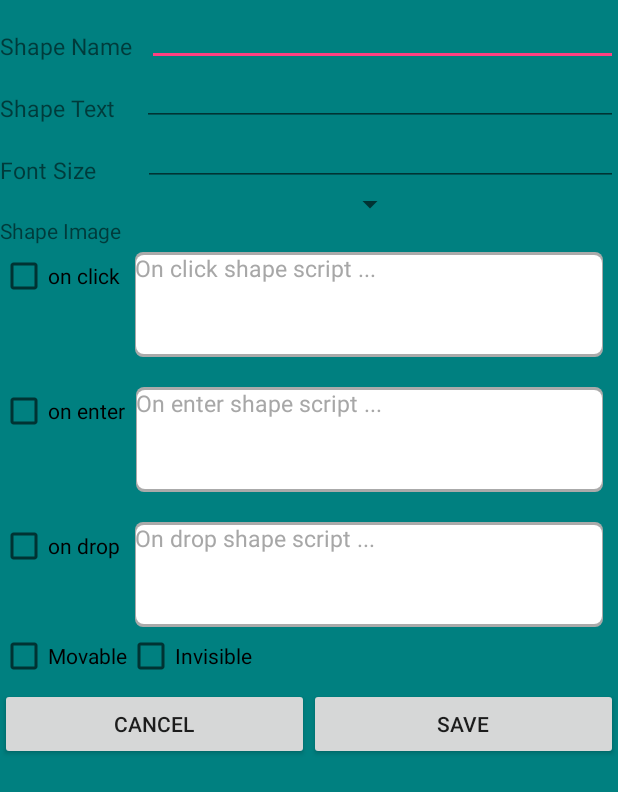
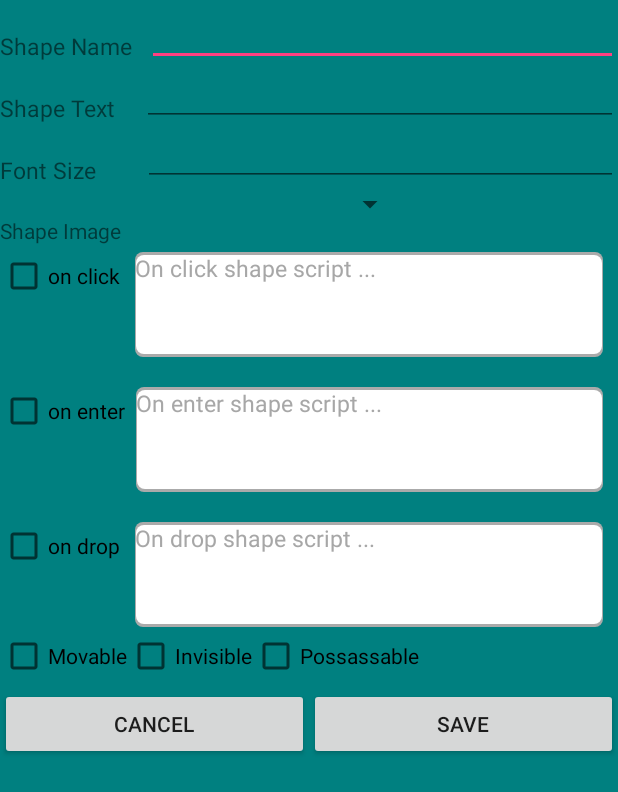
Before and after one commit to MO-Elmu/bunny-world-android-game-editor, an Android app: the layout fragment_add_shape_dialog.xml on its own in the app's theme, with its tools: preview values and no code run, on a phone screen of 412 x 824 dp. Shown: the top 792 px of the screen. Run offline under Robolectric (Android 15) with nearby library versions, the phone set to English and light mode, and no system bars.

Commit message:
possessable fix

```diff
--- a/app/src/main/java/edu/stanford/cs108/bunnyworld/AddPagesActivity.java
+++ b/app/src/main/java/edu/stanford/cs108/bunnyworld/AddPagesActivity.java
@@ -336,6 +336,7 @@ public class AddPagesActivity extends AppCompatActivity implements AlertDialogFr
         shape.setOnDrop(scriptsActions[2]);
         shape.setMovable(scriptsActions[3]);
         shape.setVisible(!scriptsActions[4]);
+        shape.setPossessable(scriptsActions[5] == true ? 1 : 0);
 
         // For Advanced Button Editing , keep original shape info
         if (ShapeSingleton.getInstance().selectedShape != null) {
@@ -660,9 +661,9 @@ public class AddPagesActivity extends AppCompatActivity implements AlertDialogFr
             int height = shape.getHeight();
 
             String addStr = "INSERT INTO shapes VALUES "
-                    + String.format("('%s', '%s', '%s', '%s', '%s', %d, %d, %d, %d, %d, %d, %d, %d, NULL)",
+                    + String.format("('%s', '%s', '%s', '%s', '%s', %d, %d, %d, %d, %d, %d, %d, %d, %d, NULL)",
                     shapeName, pageName, gameName,  caption, imageName,
-                    inPossession, possessable, visible, movable, xPos, yPos, width, height)
+                    inPossession, possessable, visible, movable, xPos, yPos, width, height, 12)
                     + ";";
             db.execSQL(addStr);
 
@@ -817,6 +818,7 @@ public class AddPagesActivity extends AppCompatActivity implements AlertDialogFr
                 + "y_position INTEGER,"
                 + "width INTEGER,"
                 + "height INTEGER,"
+                + "font_size INTEGER,"
                 + "_id INTEGER PRIMARY KEY AUTOINCREMENT"
                 + ");";
         db.execSQL(setupStr);
--- a/app/src/main/java/edu/stanford/cs108/bunnyworld/AddShapeDialogFragment.java
+++ b/app/src/main/java/edu/stanford/cs108/bunnyworld/AddShapeDialogFragment.java
@@ -30,7 +30,7 @@ public class AddShapeDialogFragment extends DialogFragment implements View.OnCli
     private addShapeDialogFragmentListener mListener;
     private Spinner imagesSpinner;
     private EditText shapeName, shapeText, shapeTxtFont, shapeOnClickScript, shapeOnEnterScript, shapeOnDropScript;
-    private CheckBox onClick, onEnter, onDrop, movable, invisible;
+    private CheckBox onClick, onEnter, onDrop, movable, invisible, possessable;
     List<Shape> Shapes;
     Shape selectedShape;
     String imagename;
@@ -60,6 +60,7 @@ public class AddShapeDialogFragment extends DialogFragment implements View.OnCli
         onDrop = (CheckBox)view.findViewById(R.id.on_drop);
         movable = (CheckBox)view.findViewById(R.id.checkbox_movable);
         invisible = (CheckBox)view.findViewById(R.id.checkbox_invisible);
+        possessable = (CheckBox)view.findViewById(R.id.checkbox_possessable);
 
         save.setOnClickListener(this);
         cancel.setOnClickListener(this);
@@ -94,6 +95,7 @@ public class AddShapeDialogFragment extends DialogFragment implements View.OnCli
             onDrop.setChecked(selectedShape.isOnDrop());
             movable.setChecked(selectedShape.isMovable());
             invisible.setChecked(!selectedShape.isVisible());
+            possessable.setChecked(selectedShape.getPossessable() == 1);
             imagename = selectedShape.getImageName();
             for (int i = 0; i < list.size(); i++ ){
                 if (list.get(i).text.equals(imagename) ) {
@@ -146,7 +148,7 @@ public class AddShapeDialogFragment extends DialogFragment implements View.OnCli
     public void onClick(View view) {
         switch (view.getId()) {
             case R.id.save_shape:
-                boolean checkBoxValues[] = {onClick.isChecked(), onEnter.isChecked(), onDrop.isChecked(), movable.isChecked(), invisible.isChecked()};
+                boolean checkBoxValues[] = {onClick.isChecked(), onEnter.isChecked(), onDrop.isChecked(), movable.isChecked(), invisible.isChecked(), possessable.isChecked()};
                 String[] shapeStringValues = {shapeName.getText().toString(), shapeText.getText().toString(),
                         shapeTxtFont.getText().toString(), imagesSpinner.getSelectedItem().toString(),
                         shapeOnClickScript.getText().toString(), shapeOnEnterScript.getText().toString(),
--- a/app/src/main/java/edu/stanford/cs108/bunnyworld/PlayGameActivity.java
+++ b/app/src/main/java/edu/stanford/cs108/bunnyworld/PlayGameActivity.java
@@ -215,6 +215,7 @@ public class PlayGameActivity extends AppCompatActivity {
                     s.setTxtFontSize((int)scaledFontSize);
                 }
                 s.setName(cursorS.getString(0));
+                s.setPossessable(cursorS.getInt(6));
                 setupShapeScript(s, cursorS.getString(0), name);
                 shapes[j] = s;
 
--- a/app/src/main/java/edu/stanford/cs108/bunnyworld/Shape.java
+++ b/app/src/main/java/edu/stanford/cs108/bunnyworld/Shape.java
@@ -31,7 +31,7 @@ public class Shape{
     private boolean movable = true;
     private boolean visible = true;
     private boolean inPossession = false;
-    private int possessable = 0;
+    private boolean possessable = false;
     protected String imageName = "";
     protected int imageIdentifier;
     private String text = "";
@@ -538,11 +538,11 @@ public class Shape{
     }
 
     public int getPossessable() {
-        return possessable;
+        return possessable ? 1 : 0;
     }
 
     public void setPossessable(int possessable) {
-        this.possessable = possessable;
+        this.possessable = (possessable == 0) ? false : true;
     }
 
     public int getX1() {
--- a/app/src/main/res/layout/fragment_add_shape_dialog.xml
+++ b/app/src/main/res/layout/fragment_add_shape_dialog.xml
@@ -199,6 +199,14 @@
         android:text="Invisible"
         app:layout_constraintLeft_toRightOf="@id/checkbox_movable"
         app:layout_constraintTop_toBottomOf="@+id/on_drop_script" />
+    <CheckBox
+        android:id="@+id/checkbox_possessable"
+        android:layout_width="wrap_content"
+        android:layout_height="wrap_content"
+        android:layout_marginTop="3dp"
+        android:text="Possassable"
+        app:layout_constraintLeft_toRightOf="@id/checkbox_invisible"
+        app:layout_constraintTop_toBottomOf="@+id/on_drop_script" />
 
 
     <Button
```
Also changed, not shown: app/src/main/java/edu/stanford/cs108/bunnyworld/MainActivity.java (+4 -4 lines), app/src/main/java/edu/stanford/cs108/bunnyworld/Page.java (+15 -16 lines).
